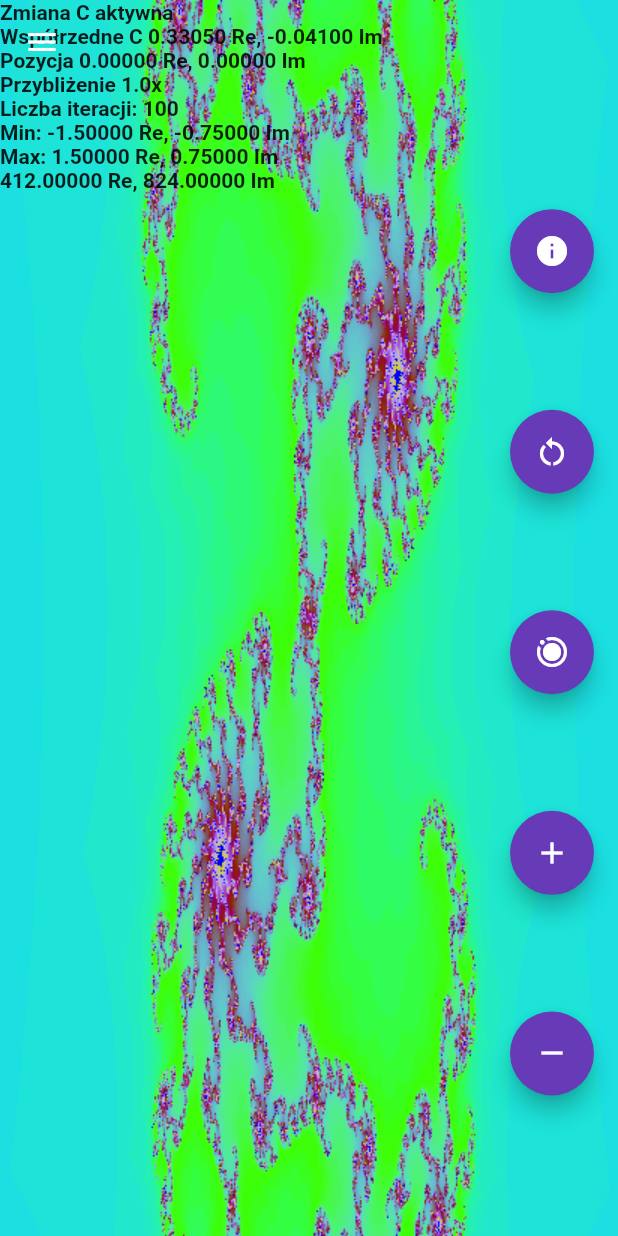
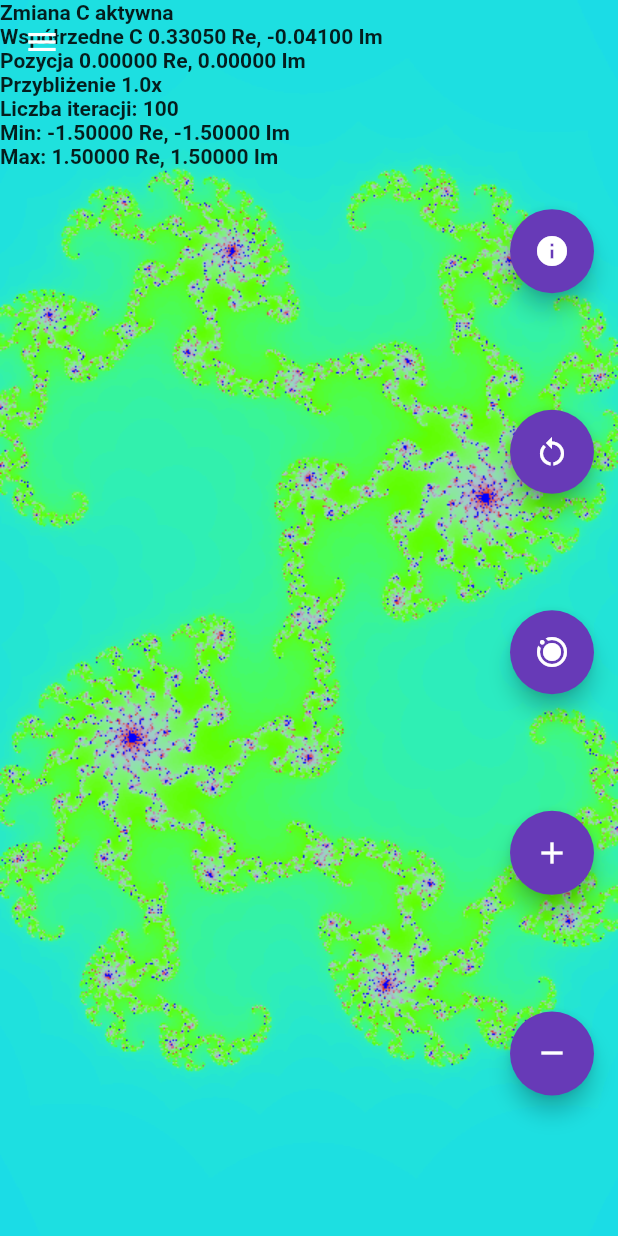
Before and after one commit to Pp-4/ReImagineMobile, a Flutter app: the screen it shows after launch, on a phone screen of 412 x 824 dp. Run offline on Flutter 3.47's test engine with Material 2 defaults, Android fonts, the phone set to English and light mode, and no system bars.

Commit message:
sl part1
Signed-off-by: Pp-4 <39858427+Pp-4@users.noreply.github.com>

```diff
--- a/lib/image_manipulation.dart
+++ b/lib/image_manipulation.dart
@@ -7,14 +7,14 @@ import 'fractals.dart';
 import 'point.dart';
 class Draw {
   static Future<ui.Image> makeImage( //create image object
-      int width, int height, int iteration, Punkt focus, Punkt min, Punkt max, double resolution) {
+      int width, int height, int iteration, Punkt focus, Punkt min, Punkt max, double resolution,(double,double,double) gradient) {
     resolution = (resolution > 1) ? 1 : resolution;
     JuliaSet js2 = JuliaSet((width*resolution).toInt(), (height*resolution).toInt(), focus, min, max);
     //print("rysowanie od $min, do $max");
     js2.fastIteration(iteration);
 
     final c = Completer<ui.Image>();
-    final pixels = Draw.serialisation(js2.depthMatrix);
+    final pixels = Draw.serialisation(js2.depthMatrix,(gradient.$1,gradient.$2,gradient.$3));
     ui.decodeImageFromPixels(
       pixels.buffer.asUint8List(),
       (width*resolution).toInt(),
@@ -27,7 +27,7 @@ class Draw {
     return c.future;
   }
 
-  static Int32List serialisation(List<List<double>> input) {
+  static Int32List serialisation(List<List<double>> input, (double,double,double) gradient) {
     //convert depth matrix to RGBA int32 list ,using continuous function
     int x = input.length, y = input[0].length,pointer = 0;
     Int32List output = Int32List(x * y); //height * length ,4 channels
@@ -37,9 +37,9 @@ class Draw {
        for (int j = 0; j < y; j++) {
           double temp = input[i][j]; //R+G+B+A , A is always 255
           output[pointer++] = (temp != -1)//check if depth is -1
-              ? (_color(temp, 0.01, 0) << 24)
-              + (_color(temp, 0.02, 1) << 16)
-              + (_color(temp, 0.04, 2) << 8)
+              ? (_color(temp, gradient.$1, 0) << 24)
+              + (_color(temp, gradient.$2, 1) << 16)
+              + (_color(temp, gradient.$3, 2) << 8)
               + 255 : (temp == 0) ? ~0 :0;//-1 is colored white , 0 is colored black
         }
       }
@@ -50,9 +50,9 @@ class Draw {
           for (int i = 0; i < x; i++) {
           double temp = input[i][j]; //R+G+B+A , A is always 255
           output[pointer++] = (temp != -1) //check if depth is -1
-              ? (_color(temp, 0.01, 0) << 0)
-              + (_color(temp, 0.04, 1) << 8)
-              + (_color(temp, 0.08, 2) << 16)
+              ? (_color(temp, gradient.$1, 0) << 0)
+              + (_color(temp, gradient.$2, 1) << 8)
+              + (_color(temp, gradient.$3, 2) << 16)
               + 0xff000000 : 0xffff0000;//-1 is colored white , 0 is colored black
         }
       }
--- a/lib/main.dart
+++ b/lib/main.dart
@@ -40,13 +40,11 @@ class RootState extends State<Root> {
       theme: ThemeData(primarySwatch: Colors.deepPurple),
       home: Builder(builder: (BuildContext context) {
 
-
         stats.rozmiarOkna.max = Punkt.size(MediaQuery.of(context).size);
-        //final screenRatio = AffineTransformations.ratio2(stats.rozmiarOkna);
-        stats.kamera = AffineTransformations.ratio(stats.kameraPocz, stats.rozmiarOkna.min - stats.rozmiarOkna.max);
-        stats.addInfo =  stats.rozmiarOkna.max.toString();
+        //stats.addInfo = AffineTransformations.ratio2(stats.rozmiarOkna.max).toString();
+        //stats.kamera = AffineTransformations.ratio(stats.kameraPocz, stats.rozmiarOkna.min - stats.rozmiarOkna.max);
+        //stats.kamera = AffineTransformations.zoom(stats.skala,stats.kamera,stats.mysz.pozycjaLogObecna);
         //stats.kameraMax = ((stats.kameraMaxPocz * screenRatio-stats.fokus) / stats.skala) + stats.fokus;
-
 
         return Scaffold(
           extendBodyBehindAppBar: true,
@@ -110,14 +108,14 @@ class RootState extends State<Root> {
                 onTap: () {
                   setState(() {
                     stats.skala *= 2;
-                    stats.kamera = AffineTransformations.zoom(stats.skala, stats.kamera, stats.mysz.pozycjaLogObecna);
+                    stats.kamera = AffineTransformations.zoom(2, stats.kamera, stats.mysz.pozycjaLogObecna);
                     stats.addInfo = "Wykryto tapnięcie";
                   });
                 },
                 onSecondaryTap: () {
                   setState(() {
                     stats.skala *= 0.5;
-                    stats.kamera = AffineTransformations.zoom(stats.skala, stats.kamera,  stats.mysz.pozycjaLogObecna);
+                    stats.kamera = AffineTransformations.zoom(0.5, stats.kamera,  stats.mysz.pozycjaLogObecna);
                     stats.addInfo = "Wykryto tapnięcie drugim przyciskiem";
                   });
                 },
@@ -132,9 +130,10 @@ class RootState extends State<Root> {
                           stats.rozmiarOkna.max.Y.toInt(),
                           stats.maxLiczbaIteracji,
                           stats.C,
-                          stats.kamera.min,
-                          stats.kamera.max,
-                          stats.rozdzielczosc),
+                          stats.kamera.min*AffineTransformations.ratio2(stats.rozmiarOkna.max)/2,
+                          stats.kamera.max*AffineTransformations.ratio2(stats.rozmiarOkna.max)/2,
+                          stats.rozdzielczosc,
+                          (stats.sl1,stats.sl2,stats.sl3)),
                       builder: (context, snapshot) {
                         if (snapshot.hasData) {
                           return Center(
--- a/lib/point.dart
+++ b/lib/point.dart
@@ -57,6 +57,8 @@ class Punkt {
 class Zakres {
   Punkt min,max;
   Zakres(this.min, this.max);
+  @override
+  String toString() => '${min.toString()} ${max.toString()}';
 }
 class Mysz {
   Punkt pozycjaFizyczna,pozycjaLogObecna,pozycjaLogPoprzednia;
--- a/lib/status.dart
+++ b/lib/status.dart
@@ -11,6 +11,7 @@ class Status {
   final int maxLiczbaIteracjiPocz;
   double skalaPocz = 1.0, tempoSkali = 1.0, skala = 1.0;
   double rozdzielczosc = 1; //doesnt work right now , dont change
+  double sl1 = 0.01,sl2 = 0.02,sl3 = 0.04;
   Status(
     this.blokadaZmianyC,
     this.dragLock,
@@ -48,6 +49,7 @@ class Status {
     skala = 1.0;
     kamera = kameraPocz;
     mysz = Mysz(Punkt(0,0),Punkt(0,0),Punkt(0,0));
+    addInfo = "";
   }
 
   cTooltipButton() => blokadaZmianyC ? "Włącz zmianę C" : "Wyłącz zmianę C";
```
Also changed, not shown: lib/aff_trans.dart (+17 -19 lines).
